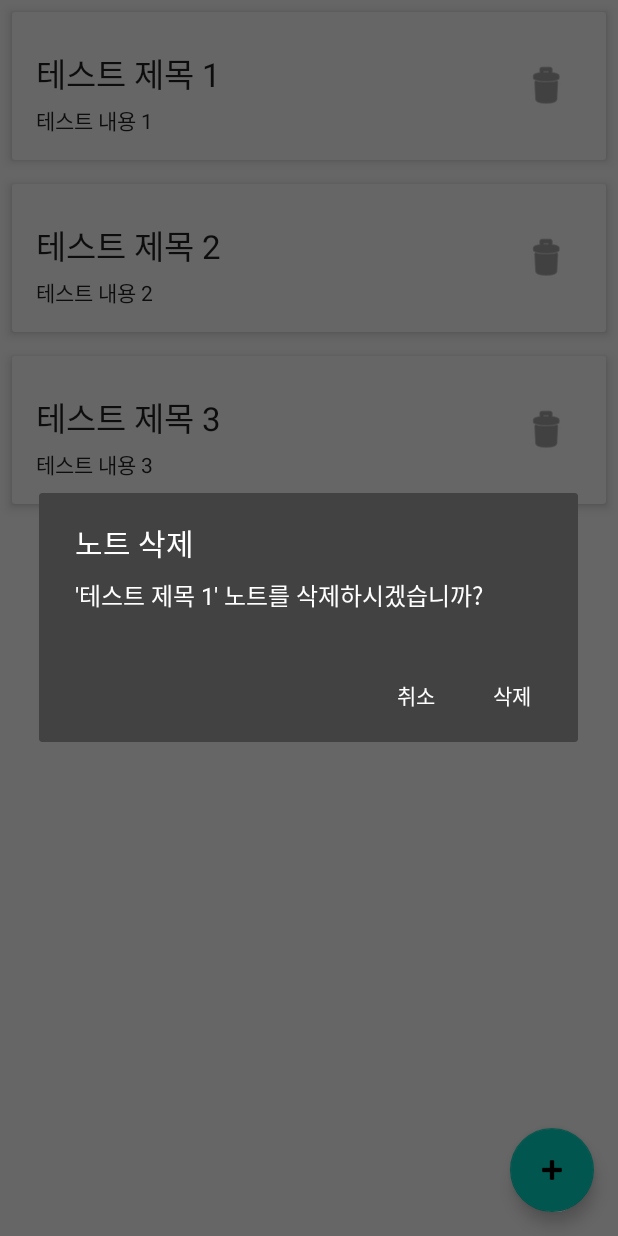
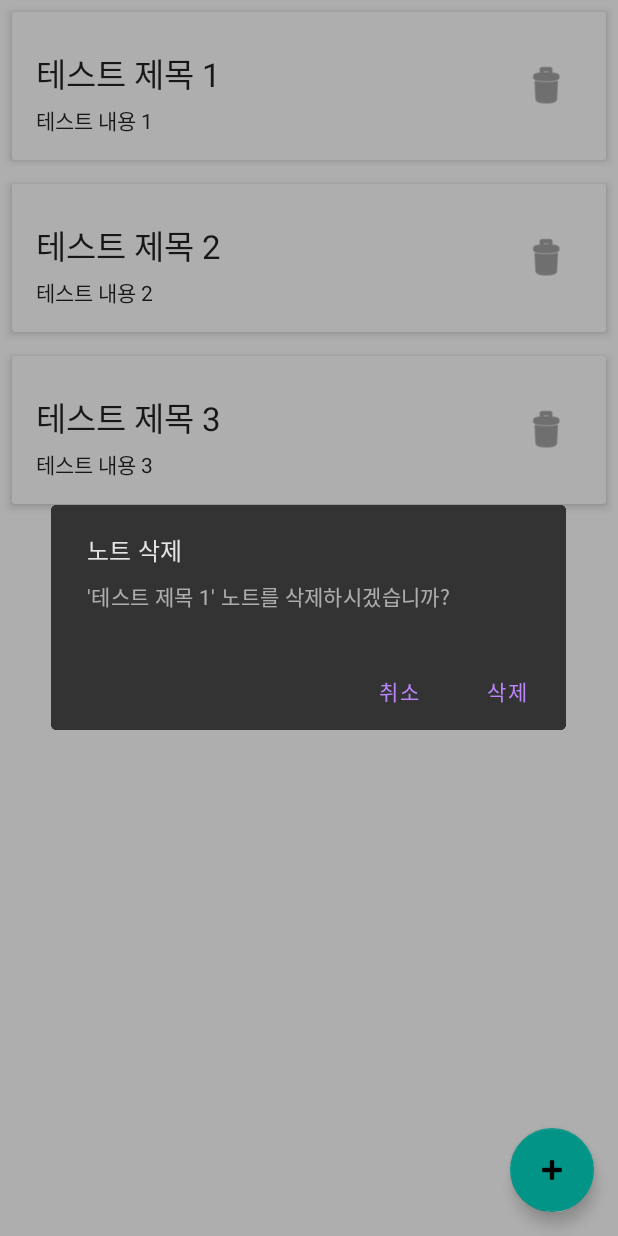
Before and after one commit to 14EE4/NoteProject, an Android app: the screen it shows after launch (MainActivity), after a tap on "노트 삭제", on a phone screen of 412 x 824 dp. Run offline under Robolectric (Android 15) with nearby library versions, the phone set to English and light mode, and no system bars.

Commit message:
다이얼로그 스타일 수정

```diff
--- a/app/src/main/java/com/example/noteproject25_1/MainActivity.java
+++ b/app/src/main/java/com/example/noteproject25_1/MainActivity.java
@@ -7,7 +7,6 @@ import android.view.View;
 
 import androidx.activity.result.ActivityResultLauncher;
 import androidx.activity.result.contract.ActivityResultContracts;
-import androidx.appcompat.app.AlertDialog;
 import androidx.appcompat.app.AppCompatActivity;
 
 import androidx.recyclerview.widget.LinearLayoutManager;
@@ -15,6 +14,9 @@ import androidx.recyclerview.widget.RecyclerView;
 
 import com.google.android.material.floatingactionbutton.FloatingActionButton;
 import com.google.android.material.snackbar.Snackbar;
+import com.google.android.material.dialog.MaterialAlertDialogBuilder;
+
+
 
 import java.util.List;
 
@@ -22,7 +24,7 @@ import java.util.List;
  * 메인 액티비티
  * 노트를 관리하는 메인 화면
  * 노트 목록을 보여주고, 새로운 노트를 추가할 수 있음
- * 노트를 수정하거나 삭제할 수 있음
+ * 노트를 삭제할 수 있음
  * 노트의 이미지를 보여줌
  * 노트를 삭제하면 복구할 수 있음
  *
@@ -33,8 +35,8 @@ public class MainActivity extends AppCompatActivity {
     private NoteAdapter adapter;
     private FloatingActionButton addButton;
 
-    private ActivityResultLauncher<Intent> editNoteLauncher;
-    private ActivityResultLauncher<Intent> addNoteLauncher;
+    private ActivityResultLauncher<Intent> editNoteLauncher;//노트를 수정할 때 사용
+    private ActivityResultLauncher<Intent> addNoteLauncher;//새로운 노트를 추가할 때 사용
 
     @Override
     protected void onCreate(Bundle savedInstanceState) {
@@ -46,15 +48,17 @@ public class MainActivity extends AppCompatActivity {
 
         recyclerView.setLayoutManager(new LinearLayoutManager(this));
 
-        List<Note> notes = NoteManager.getNotes(this);
+        List<Note> notes = NoteManager.getNotes(this);//노트를 불러옴
 
         adapter = new NoteAdapter();
         recyclerView.setAdapter(adapter);
         adapter.submitList(notes);
 
+
         editNoteLauncher = registerForActivityResult(
                 new ActivityResultContracts.StartActivityForResult(),
                 result -> {
+
                     if (result.getResultCode() == RESULT_OK && result.getData() != null) {
                         Log.d("MainActivity", "EditNoteLauncher: 노트 수정/저장 결과 받음");
 
@@ -115,11 +119,11 @@ public class MainActivity extends AppCompatActivity {
             @Override
             public void onItemDelete(Note note, int position) {
                 // 확인 다이얼로그 표시
-                new AlertDialog.Builder(MainActivity.this, androidx.appcompat.R.style.Theme_AppCompat_Dialog_Alert)
+                new MaterialAlertDialogBuilder(MainActivity.this, R.style.MyDarkMaterialDialogTheme)
                         .setTitle("노트 삭제")
                         .setMessage("'" + note.getTitle() + "' 노트를 삭제하시겠습니까?")
                         .setPositiveButton("삭제", (dialog, which) -> {
-                            deleteNoteWithUndo(note, position); // 위에서 구현한 메소드 재활용 가능
+                            deleteNoteWithUndo(note, position);
                         })
                         .setNegativeButton("취소", null)
                         .show();
--- a/app/src/main/java/com/example/noteproject25_1/NoteAdapter.java
+++ b/app/src/main/java/com/example/noteproject25_1/NoteAdapter.java
@@ -29,11 +29,13 @@ public class NoteAdapter extends ListAdapter<Note, NoteAdapter.NoteViewHolder> {
 
 
     public NoteAdapter() {
-        super(DIFF_CALLBACK);
+        super(DIFF_CALLBACK);// DiffUtil 사용
+
     }
 
 
     private static final DiffUtil.ItemCallback<Note> DIFF_CALLBACK = new DiffUtil.ItemCallback<Note>() {
+
         @Override
         public boolean areItemsTheSame(@NonNull Note oldItem, @NonNull Note newItem) {
             if (oldItem.getId() == null || newItem.getId() == null) { // ID가 null일 수 있는 경우 대비
--- a/app/src/main/java/com/example/noteproject25_1/NoteManager.java
+++ b/app/src/main/java/com/example/noteproject25_1/NoteManager.java
@@ -59,8 +59,8 @@ public class NoteManager {
     public static List<Note> getNotes(Context context) {
         SharedPreferences prefs = getSharedPreferences(context);
         String json = prefs.getString(NOTES_KEY, null);
-        if (json == null) {
-            List<Note> initialNotes = createInitialNotes(); // Context 전달 제거 (또는 필요시 유지)
+        if (json == null) {// 저장된 노트가 없을 경우 기본값 설정
+            List<Note> initialNotes = createInitialNotes();
             saveNotes(context, initialNotes);
             return initialNotes;
         }
--- a/app/src/main/res/values/colors.xml
+++ b/app/src/main/res/values/colors.xml
@@ -2,5 +2,11 @@
 <resources>
     <color name="my_light_primary">#FFFFFF</color> <!-- 예: 흰색 -->
     <color name="my_light_primary_dark">#CCCCCC</color> <!-- 예: 연한 회색 -->
-    <color name="my_light_accent">#000000</color> <!-- 예: 검은색 -->
+    <color name="my_light_accent">#000000</color>
+    <color name="dialog_button_text_color">#007AFF</color> <!-- 예: 파란색 -->
+    <color name="dialog_button_text_color_dark">#FFAB40</color>
+    <color name="dialog_dark_background">#FF333333</color> <!-- 예: 어두운 회색 배경 -->
+    <color name="dialog_dark_text_primary">#FFFFFFFF</color> <!-- 예: 흰색 텍스트 -->
+    <color name="dialog_dark_text_secondary">#FFB0B0B0</color> <!-- 예: 밝은 회색 보조 텍스트 -->
+    <color name="dialog_dark_button_text">#FFBB86FC</color> <!-- 예: 검은색 -->
 </resources>
--- a/app/src/main/res/values/strings.xml
+++ b/app/src/main/res/values/strings.xml
@@ -1,3 +1,3 @@
 <resources>
-    <string name="app_name">note project 25-1</string>
+    <string name="app_name">내 노트</string>
 </resources>
--- a/app/src/main/res/values/themes.xml
+++ b/app/src/main/res/values/themes.xml
@@ -8,4 +8,29 @@
     </style>
 
     <style name="Theme.Noteproject25_1" parent="Base.Theme.Noteproject25_1" />
+    <style name="MyDarkMaterialDialogTheme"
+        parent="ThemeOverlay.MaterialComponents.MaterialAlertDialog">
+        <!-- 배경색 -->
+        <item name="colorSurface">@color/dialog_dark_background</item>
+        <item name="android:background">@color/dialog_dark_background
+        </item> <!-- API 레벨에 따라 필요할 수 있음 -->
+
+        <!-- 제목 및 메시지 텍스트 색상 -->
+        <item name="colorOnSurface">@color/dialog_dark_text_primary</item>
+        <item name="android:textColorPrimary">@color/dialog_dark_text_primary</item>
+        <item name="android:textColorSecondary">@color/dialog_dark_text_secondary</item>
+
+        <!-- 버튼 텍스트 색상 (Material Components에서는 colorPrimary, colorSecondary 등을 활용하지만 직접 지정도 가능) -->
+        <item name="buttonBarPositiveButtonStyle">@style/MyDarkDialogButton</item>
+        <item name="buttonBarNegativeButtonStyle">@style/MyDarkDialogButton</item>
+        <item name="buttonBarNeutralButtonStyle">@style/MyDarkDialogButton</item>
+
+        <!-- 버튼 색상을 테마의 primary 색상으로 하고 싶다면 (Material 권장) -->
+        <!-- <item name="colorPrimary">@color/dialog_dark_button_text</item> -->
+    </style>
+
+    <style name="MyDarkDialogButton" parent="Widget.MaterialComponents.Button.TextButton.Dialog">
+        <item name="android:textColor">@color/dialog_dark_button_text</item>
+        <item name="materialThemeOverlay">@null</item> <!-- 부모 테마의 버튼 색상 오버레이 방지 -->
+    </style>
 </resources>
```
